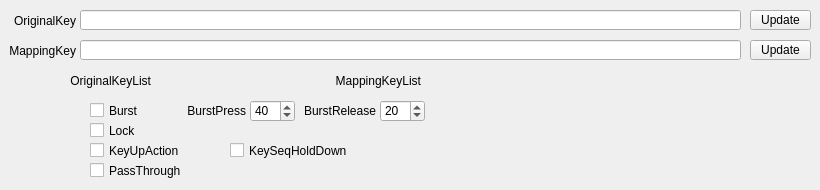
Old version of the form QKeyMapper/qitemsetupdialog.ui in the repository Zalafina/QKeyMapper.
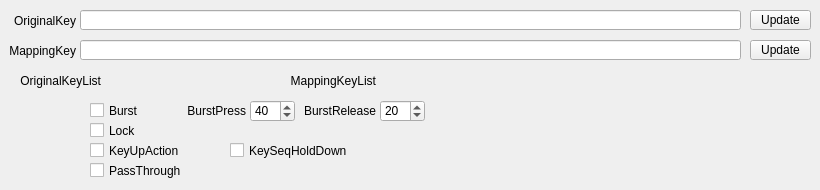
New version of the form.

Patch:
```diff
--- a/QKeyMapper/qitemsetupdialog.ui
+++ b/QKeyMapper/qitemsetupdialog.ui
@@ -208,7 +208,7 @@
   <widget class="QLabel" name="orikeyListLabel">
    <property name="geometry">
     <rect>
-     <x>50</x>
+     <x>0</x>
      <y>70</y>
      <width>101</width>
      <height>22</height>
@@ -224,7 +224,7 @@
   <widget class="QLabel" name="mapkeyListLabel">
    <property name="geometry">
     <rect>
-     <x>320</x>
+     <x>275</x>
      <y>70</y>
      <width>101</width>
      <height>22</height>
```
